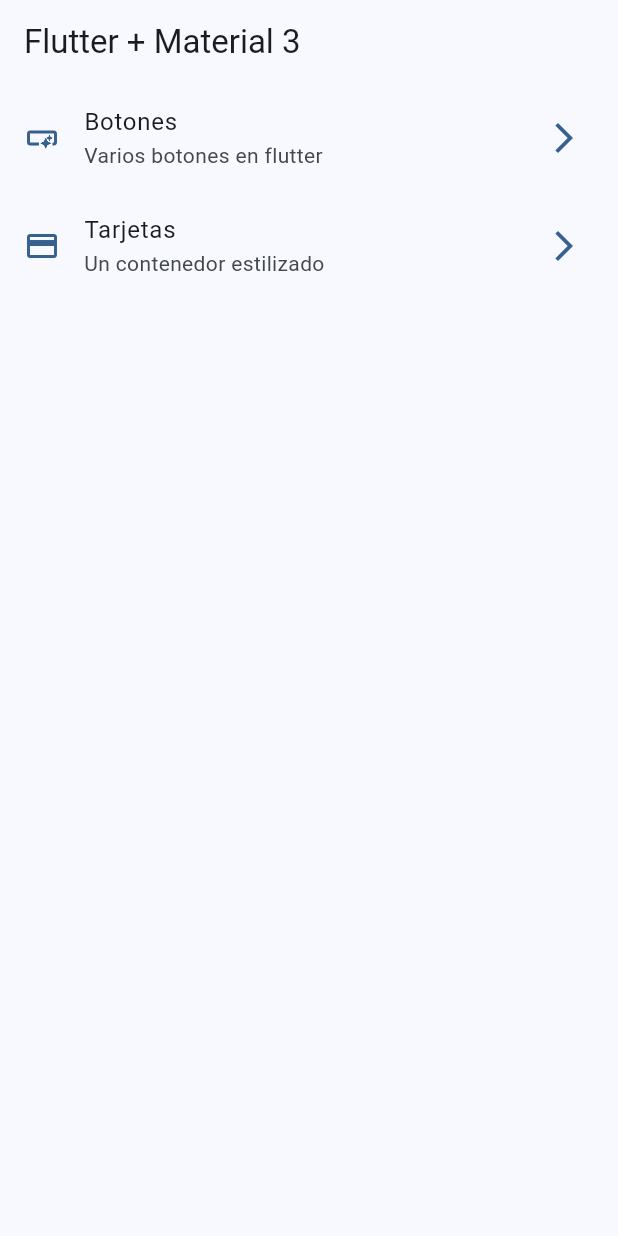
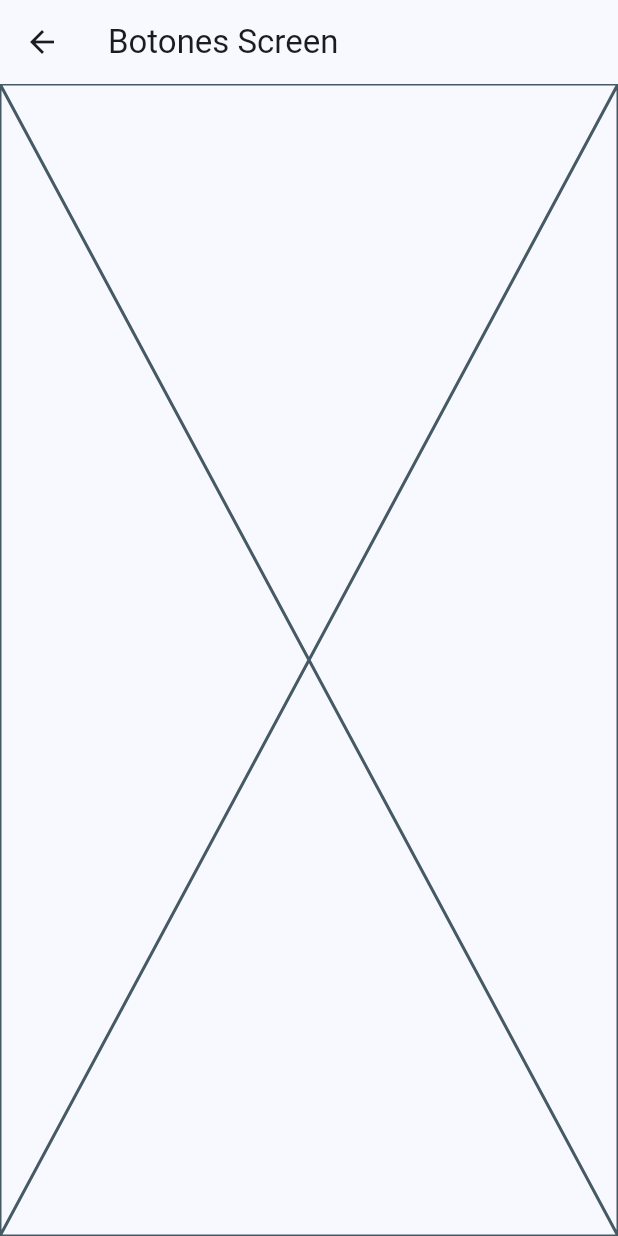
Before and after one commit to dabojimenez/curso_flutter, a Flutter app: the screen it shows after launch, after a tap on "Botones", on a phone screen of 412 x 824 dp. Run offline on Flutter 3.47's test engine with Material 3 defaults, Android fonts, the phone set to English and light mode, and no system bars; our stand-ins replace animate_do, dio, video_player; network calls fail.

Commit message:
Navegación entre pantallas

```diff
--- a/widgets_app/lib/config/menu/menu_items.dart
+++ b/widgets_app/lib/config/menu/menu_items.dart
@@ -19,13 +19,13 @@
   MenuItems(
     title: 'Botones',
     subtitle: 'Varios botones en flutter',
-    link: '/buttoms',
+    link: '/buttons',
     icon: Icons.smart_button_outlined,
     ),
   MenuItems(
     title: 'Tarjetas',
     subtitle: 'Un contenedor estilizado',
-    link: '/card',
+    link: '/cards',
     icon: Icons.credit_card
     ),
 ];
--- a/widgets_app/lib/main.dart
+++ b/widgets_app/lib/main.dart
@@ -1,5 +1,7 @@
 import 'package:flutter/material.dart';
 import 'package:widgets_app/config/theme/app_theme.dart';
+import 'package:widgets_app/presentation/screens/buttons/buttons_screen.dart';
+import 'package:widgets_app/presentation/screens/cards/cards_screen.dart';
 import 'package:widgets_app/presentation/screens/home/home_screen.dart';
 
 void main() {
@@ -15,6 +17,10 @@
       theme: AppTheme(selectedColor: 4).getTheme(),
       debugShowCheckedModeBanner: false,
       home: HomeScreen(),
+      routes: {
+        '/buttons': (context) => const ButtonsScreen(),
+        '/cards': (context) => const CardsScreen(),
+      },
     );
   }
 }
--- /dev/null
+++ b/widgets_app/lib/presentation/screens/buttons/buttons_screen.dart
@@ -0,0 +1,15 @@
+import 'package:flutter/material.dart';
+
+class ButtonsScreen extends StatelessWidget {
+  const ButtonsScreen({Key? key}) : super(key: key);
+
+  @override
+  Widget build(BuildContext context) {
+    return Scaffold(
+      appBar: AppBar(
+        title: const Text('Botones Screen'),
+      ),
+      body: Placeholder(),
+    );
+  }
+}
--- a/widgets_app/lib/presentation/screens/home/home_screen.dart
+++ b/widgets_app/lib/presentation/screens/home/home_screen.dart
@@ -1,5 +1,6 @@
 import 'package:flutter/material.dart';
 import 'package:widgets_app/config/menu/menu_items.dart';
+import 'package:widgets_app/presentation/screens/buttons/buttons_screen.dart';
 
 class HomeScreen extends StatelessWidget {
   const HomeScreen({Key? key}) : super(key: key);
@@ -49,7 +50,14 @@
       title: Text(menuItems.title),
       subtitle: Text(menuItems.subtitle),
       onTap: () {
-        // TODO: Navegar a otra pantalla
+        // Navigator.of(context).push(
+        //   MaterialPageRoute(
+        //     builder: (context) => const ButtonsScreen(),
+        //   )
+        // );
+
+        // Usando rutas nombradas
+        Navigator.pushNamed(context, menuItems.link);
       },
     );
   }
```
Also changed, not shown: widgets_app/lib/presentation/screens/cards/cards_screen.dart (added, +15 -0 lines).
